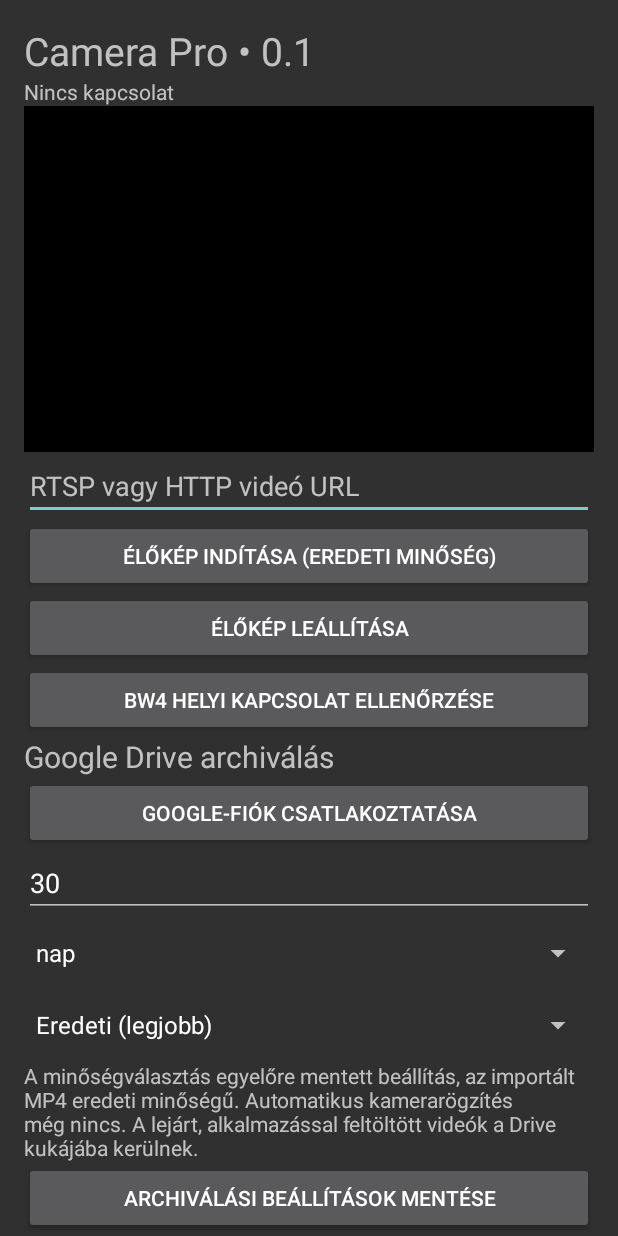
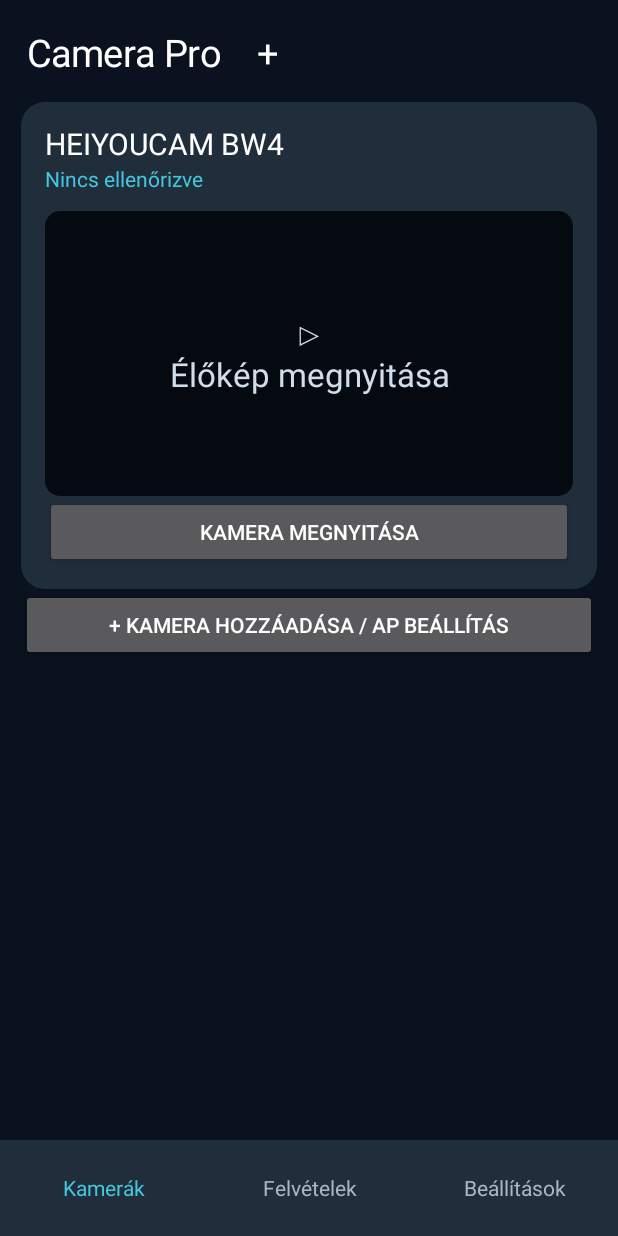
Before and after one commit to kissjaniapp/Camera_pro, an Android app: the screen it shows after launch (MainActivity), on a phone screen of 412 x 824 dp. Run offline under Robolectric (Android 15) with nearby library versions, the phone set to English and light mode, and no system bars.

Commit message:
Camera Pro 0.2: camera cards, live view layout and Wi-Fi-bound AP diagnostic client

```diff
--- a/app/build.gradle
+++ b/app/build.gradle
@@ -2,7 +2,7 @@ plugins { id 'com.android.application' }
 android {
  namespace 'hu.job.camerapro'
  compileSdk 35
- defaultConfig { applicationId 'hu.job.camerapro'; minSdk 26; targetSdk 34; versionCode 1; versionName '0.1.0' }
+ defaultConfig { applicationId 'hu.job.camerapro'; minSdk 26; targetSdk 34; versionCode 2; versionName '0.2.0' }
  compileOptions { sourceCompatibility JavaVersion.VERSION_17; targetCompatibility JavaVersion.VERSION_17 }
 }
 dependencies {
--- a/app/src/main/java/hu/job/camerapro/MainActivity.java
+++ b/app/src/main/java/hu/job/camerapro/MainActivity.java
@@ -22,20 +22,56 @@ public class MainActivity extends Activity {
  private android.content.SharedPreferences prefs;
  private static final int AUTH=12, IMPORT=13;
  private static final String SCOPE="https://www.googleapis.com/auth/drive.file";
+ private LinearLayout content,nav;
+ private String page="home", apStatus="Nincs ellenőrizve";
+ private final StringBuilder diag=new StringBuilder();
+ private EditText apIp;
+ private volatile int attempt=0;
+ private static final int BG=0xff09121e, PANEL=0xff202d3b, ACCENT=0xff45c6dd;
  @Override public void onCreate(Bundle b){
- super.onCreate(b); prefs=getSharedPreferences("settings",0);
- ScrollView scroll=new ScrollView(this); LinearLayout root=new LinearLayout(this);root.setOrientation(1);root.setPadding(24,24,24,24);scroll.addView(root);setContentView(scroll);
- TextView title=new TextView(this);title.setText("Camera Pro • 0.1");title.setTextSize(26);root.addView(title);
- status=new TextView(this);status.setText("Nincs kapcsolat");root.addView(status);
- view=new PlayerView(this);root.addView(view,new LinearLayout.LayoutParams(-1, (int)(getResources().getDisplayMetrics().widthPixels*0.56)));
- url=new EditText(this);url.setSingleLine(true);url.setHint("RTSP vagy HTTP videó URL");url.setText(prefs.getString("url",""));root.addView(url);
- button(root,"Élőkép indítása (eredeti minőség)",()->play());
- button(root,"Élőkép leállítása",()->{if(player!=null)player.stop();});
- button(root,"BW4 helyi kapcsolat ellenőrzése",()->new Thread(()->{
- StringBuilder s=new StringBuilder();
- for(String ip:new String[]{"192.168.168.1","192.168.1.218"}){try(java.net.Socket socket=new java.net.Socket()){socket.connect(new java.net.InetSocketAddress(ip,81),2000);s.append(ip).append(":81 elérhető; a gyári protokoll még nincs támogatva.\n");}catch(Exception e){s.append(ip).append(":81 nem elérhető.\n");}}
- runOnUiThread(()->status.setText(s.toString()));
- }).start());
+ super.onCreate(b);prefs=getSharedPreferences("settings",0);
+ getWindow().setStatusBarColor(BG);getWindow().setNavigationBarColor(BG);
+ showHome();
+ }
+ private int dp(float n){return (int)(n*getResources().getDisplayMetrics().density+0.5f);}
+ private android.graphics.drawable.GradientDrawable bg(int c,int radius){android.graphics.drawable.GradientDrawable d=new android.graphics.drawable.GradientDrawable();d.setColor(c);d.setCornerRadius(dp(radius));return d;}
+ private TextView text(String t,int size,int color){TextView x=new TextView(this);x.setText(t);x.setTextSize(size);x.setTextColor(color);return x;}
+ private LinearLayout column(){LinearLayout l=new LinearLayout(this);l.setOrientation(1);return l;}
+ private void gap(LinearLayout l,int h){l.addView(new View(this),new LinearLayout.LayoutParams(1,dp(h)));}
+ private void shell(String name,String key){
+ attempt++;if(player!=null){player.release();player=null;}page=key;
+ LinearLayout root=column();root.setBackgroundColor(BG);setContentView(root);
+ TextView title=text(name,25,-1);title.setPadding(dp(18),dp(18),dp(16),dp(12));root.addView(title);
+ ScrollView sc=new ScrollView(this);content=column();content.setPadding(dp(14),dp(4),dp(14),dp(16));sc.addView(content);root.addView(sc,new LinearLayout.LayoutParams(-1,0,1));
+ nav=new LinearLayout(this);nav.setBackgroundColor(PANEL);root.addView(nav,new LinearLayout.LayoutParams(-1,dp(64)));
+ tab("Kamerák", "home",()->showHome());tab("Felvételek","files",()->showFiles());tab("Beállítások","settings",()->showSettings());
+ status=text("",14,ACCENT);
+ }
+ private void tab(String label,String key,Runnable fn){TextView t=text(label,14,page.equals(key)?ACCENT:0xffaab6c6);t.setGravity(Gravity.CENTER);nav.addView(t,new LinearLayout.LayoutParams(0,-1,1));t.setOnClickListener(v->fn.run());}
+ private void showHome(){shell("Camera Pro    +","home");
+ LinearLayout card=column();card.setBackground(bg(PANEL,16));card.setPadding(dp(16),dp(14),dp(16),dp(14));content.addView(card);
+ TextView title=text("HEIYOUCAM BW4",20,-1);card.addView(title);status.setText(apStatus);card.addView(status);gap(card,12);
+ TextView preview=text("▷\nÉlőkép megnyitása",22,0xffd0deec);preview.setGravity(Gravity.CENTER);preview.setBackground(bg(0xff050a10,10));card.addView(preview,new LinearLayout.LayoutParams(-1,dp(190)));preview.setOnClickListener(v->showLive());
+ button(card,"Kamera megnyitása",()->showLive());button(content,"+ Kamera hozzáadása / AP beállítás",()->showLive());}
+ private void showLive(){shell("‹    BW4  •  Élőkép","live");content.addView(status);status.setText(apStatus);
+ view=new PlayerView(this);view.setBackgroundColor(0xff000000);content.addView(view,new LinearLayout.LayoutParams(-1,dp(205)));
+ gap(content,8);TextView hint=text("AP mód – csatlakozz a kamera saját Wi-Fi-jéhez",15,0xffbdc9d9);content.addView(hint);
+ apIp=new EditText(this);apIp.setSingleLine(true);apIp.setInputType(android.text.InputType.TYPE_CLASS_TEXT);apIp.setText(prefs.getString("apHost","192.168.168.1"));apIp.setHint("Kamera IP-cím");content.addView(apIp);
+ button(content,"Wi-Fi hálózat kiválasztása",()->startActivity(new Intent(android.provider.Settings.ACTION_WIFI_SETTINGS)));
+ button(content,"AP csatlakozás / diagnosztika",()->probeAp());
+ button(content,"Kapcsolatnapló megnyitása",()->new AlertDialog.Builder(this).setTitle("AP kapcsolatnapló").setMessage(diag.length()==0?"Még nincs vizsgálat.":diag.toString()).setPositiveButton("Bezárás",null).show());
+ String[] names={"Mozgásérzékelés","Intercom","Sziréna","Fehér fény","Képernyőkép","Felvétel","Éjszakai látás","Érzékelési terület","Emberérzékelés"};
+ String[] icons={"◉","♩","⚠","☼","▣","●","☾","⊞","♙"};
+ for(int i=0;i<3;i++){LinearLayout row=new LinearLayout(this);content.addView(row);for(int j=0;j<3;j++){int k=i*3+j;LinearLayout tile=column();tile.setGravity(Gravity.CENTER);TextView circle=text(icons[k],28,0xff9aaabb);circle.setGravity(Gravity.CENTER);circle.setBackground(bg(PANEL,40));tile.addView(circle,new LinearLayout.LayoutParams(dp(62),dp(62)));TextView label=text(names[k],12,0xffbbcad9);label.setGravity(Gravity.CENTER);tile.addView(label);row.addView(tile,new LinearLayout.LayoutParams(0,dp(106),1));tile.setOnClickListener(v->Toast.makeText(this,"A BW4 vezérlőprotokoll még nincs igazolva.",Toast.LENGTH_SHORT).show());}}
+ gap(content,8);url=new EditText(this);url.setSingleLine(true);url.setHint("Szabványos RTSP/HTTP videó URL (opcionális)");url.setText(prefs.getString("url",""));content.addView(url);button(content,"Szabványos élőkép indítása",()->play());button(content,"Leállítás",()->{if(player!=null)player.stop();});}
+ private void probeAp(){
+ String host=apIp.getText().toString().trim();if(!host.matches("[0-9]{1,3}(\\.[0-9]{1,3}){3}")){apIp.setError("IPv4 cím szükséges");return;}
+ for(String part:host.split("\\."))if(Integer.parseInt(part)>255){apIp.setError("Érvénytelen IP");return;}
+ prefs.edit().putString("apHost",host).apply();int gen=++attempt;status.setText("Kapcsolat ellenőrzése…");diag.setLength(0);
+ new Thread(()->{Bw4Client.Result result=Bw4Client.probe(this,host);runOnUiThread(()->{if(gen!=attempt||isFinishing())return;diag.append(result.log);apStatus=result.message;status.setText(apStatus);});}).start();
+ }
+ private void showFiles(){shell("Felvételek","files");File[] f=new File(getFilesDir(),"queue").listFiles((d,n)->n.endsWith(".mp4"));content.addView(text("Helyi feltöltési sor: "+(f==null?0:f.length)+" felvétel",18,-1));content.addView(status);button(content,"MP4 felvétel importálása",()->{Intent i=new Intent(Intent.ACTION_OPEN_DOCUMENT);i.setType("video/mp4");i.addCategory(Intent.CATEGORY_OPENABLE);startActivityForResult(i,IMPORT);});button(content,"Google Drive beállítások",()->showSettings());}
+ private void showSettings(){shell("Beállítások","settings");LinearLayout root=content;root.addView(status);
  TextView label=new TextView(this);label.setText("Google Drive archiválás");label.setTextSize(20);root.addView(label);
  button(root,"Google-fiók csatlakoztatása",()->{
  GoogleSignInOptions options=new GoogleSignInOptions.Builder(GoogleSignInOptions.DEFAULT_SIGN_IN).requestEmail().requestScopes(new Scope(SCOPE)).build();
```
Also changed, not shown: app/src/main/java/hu/job/camerapro/Bw4Client.java (added, +25 -0 lines).
